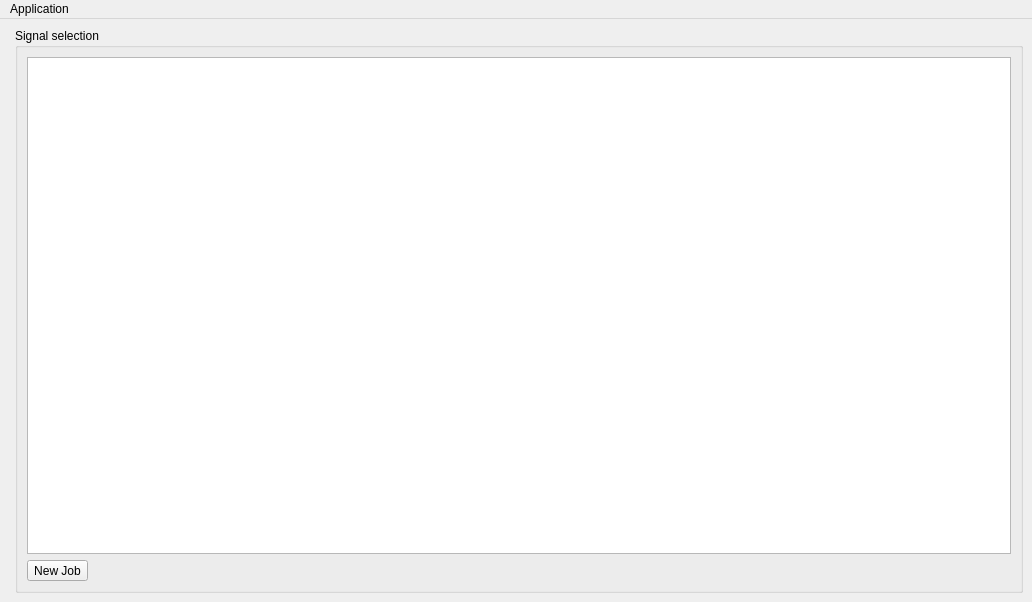
The window that gui/MainWindow.ui (sblanchet/dls) describes before a commit, drawn with Qt 5.
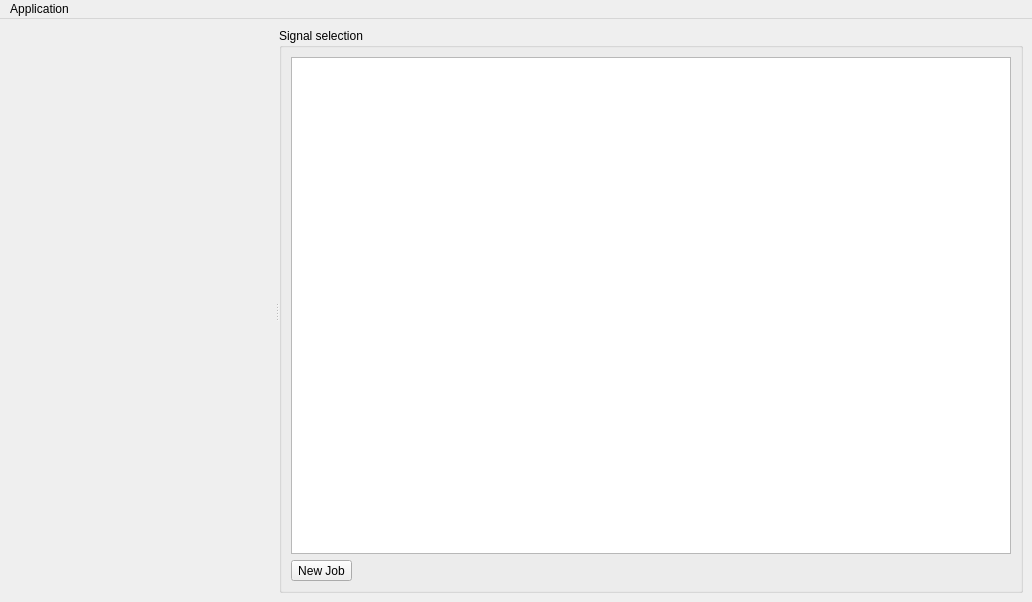
The same window after the commit. Icons and pictures are not drawn. Custom widgets are drawn as their Qt base class.

What changed in the file:
```diff
--- a/gui/MainWindow.ui
+++ b/gui/MainWindow.ui
@@ -16,9 +16,11 @@
   <widget class="QWidget" name="centralwidget">
    <layout class="QHBoxLayout" name="horizontalLayout">
     <item>
+     <widget class="QSplitter" name="splitter">
+      <property name="orientation">
+       <enum>Qt::Horizontal</enum>
+      </property>
      <widget class="DLS::Graph" name="dlsGraph"/>
-    </item>
-    <item>
      <widget class="QGroupBox" name="groupBox">
       <property name="title">
        <string>Signal selection</string>
@@ -49,6 +51,7 @@
         </widget>
        </item>
       </layout>
+      </widget>
      </widget>
     </item>
    </layout>
```
Lines whose indentation alone changed are shown as unchanged.
